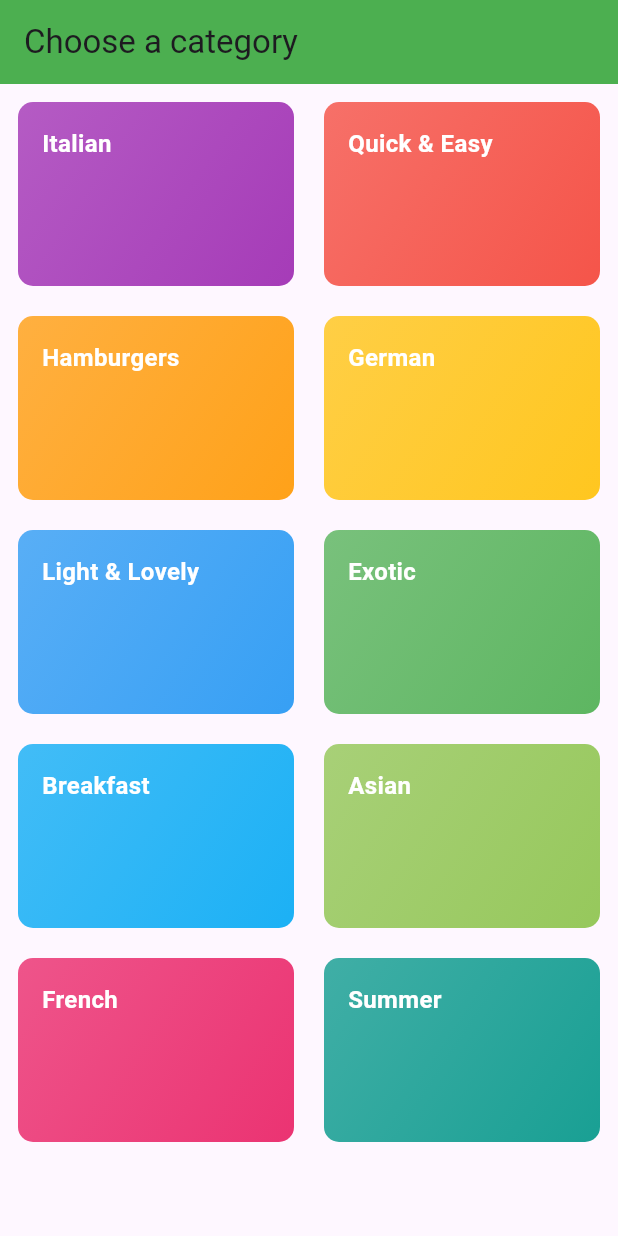
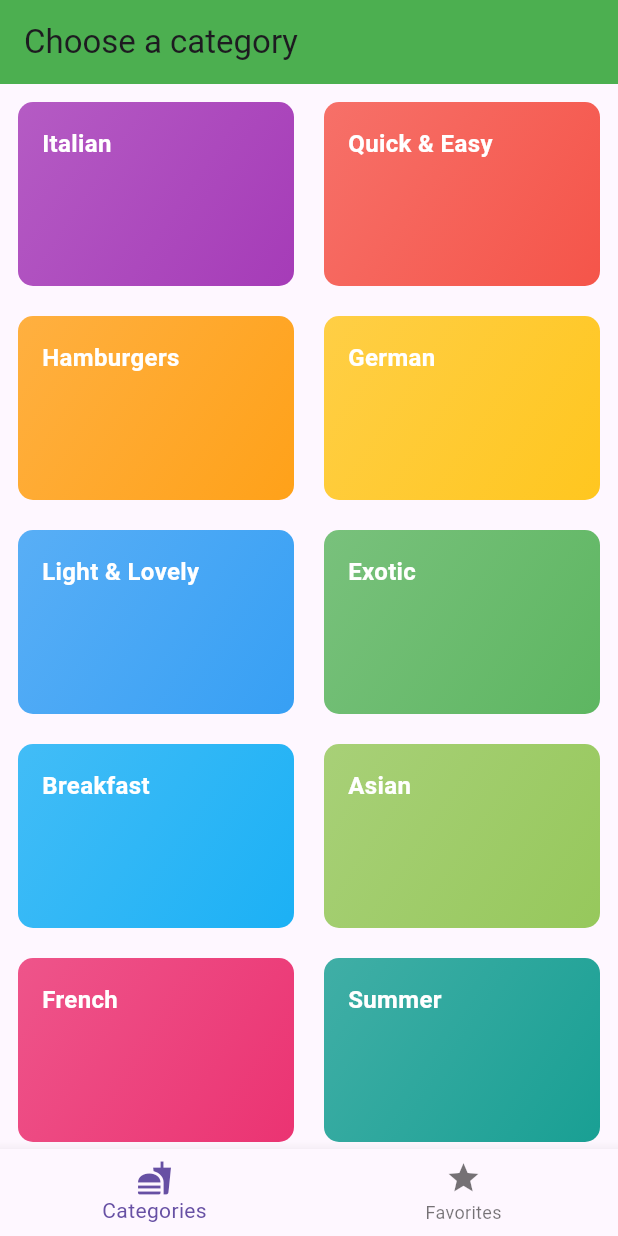
Before and after one commit to suhejbmorina99/flutter_mini_projects, a Flutter app: the screen it shows after launch, on a phone screen of 412 x 824 dp. Run offline on Flutter 3.47's test engine with Material 3 defaults, Android fonts, the phone set to English and light mode, and no system bars; our stand-ins replace google_fonts, transparent_image.

Commit message:
added the bootom navagation bar

```diff
--- a/meals_app/lib/main.dart
+++ b/meals_app/lib/main.dart
@@ -2,7 +2,7 @@ import 'package:flutter/material.dart';
 
 import 'package:google_fonts/google_fonts.dart';
 
-import 'package:meals_app/screens/categories.dart';
+import 'package:meals_app/screens/tabs.dart';
 
 final theme = ThemeData(
   colorScheme: ColorScheme.fromSeed(
@@ -23,7 +23,7 @@ class App extends StatelessWidget {
   Widget build(BuildContext context) {
     return const MaterialApp(
       // theme: theme,
-      home: Categories(),
+      home: TabScreen(),
     );
   }
 }
--- a/meals_app/lib/screens/categories.dart
+++ b/meals_app/lib/screens/categories.dart
@@ -29,12 +29,7 @@ class Categories extends StatelessWidget {
 
   @override
   Widget build(BuildContext context) {
-    return Scaffold(
-      appBar: AppBar(
-        title: const Text('Choose a category'),
-        backgroundColor: Colors.green,
-      ),
-      body: GridView(
+    return GridView(
       padding: const EdgeInsets.all(12),
       gridDelegate: const SliverGridDelegateWithFixedCrossAxisCount(
         crossAxisCount: 2,
@@ -53,7 +48,6 @@ class Categories extends StatelessWidget {
                 _selectedCategory(context, specificCategory),
           ),
       ],
-      ),
     );
   }
 }
--- a/meals_app/lib/screens/meals.dart
+++ b/meals_app/lib/screens/meals.dart
@@ -6,11 +6,11 @@ import 'package:meals_app/widgets/meal_item.dart';
 class MealsScreen extends StatelessWidget {
   const MealsScreen({
     super.key,
-    required this.categoryName,
+    this.categoryName,
     required this.meals,
   });
 
-  final String categoryName;
+  final String? categoryName;
   final List<Meal> meals;
 
   void selectMeal(BuildContext context, Meal meal) {
@@ -46,9 +46,13 @@ class MealsScreen extends StatelessWidget {
       );
     }
 
+    if (categoryName == null) {
+      return content;
+    }
+
     return Scaffold(
       appBar: AppBar(
-        title: Text(categoryName),
+        title: Text(categoryName!),
       ),
       body: content,
     );
--- /dev/null
+++ b/meals_app/lib/screens/tabs.dart
@@ -0,0 +1,56 @@
+import 'package:flutter/material.dart';
+import 'package:meals_app/screens/categories.dart';
+import 'package:meals_app/screens/meals.dart';
+
+class TabScreen extends StatefulWidget {
+  const TabScreen({super.key});
+
+  @override
+  State<TabScreen> createState() {
+    return _TabScreenState();
+  }
+}
+
+class _TabScreenState extends State<TabScreen> {
+  int _selectedPageIndex = 0;
+
+  void _selectPage(int index) {
+    //Index vjen prej BottomNavigationBar dinamikisht
+    setState(() {
+      _selectedPageIndex = index;
+    });
+  }
+
+  @override
+  Widget build(BuildContext context) {
+    Widget activeScreen = const Categories();
+    var title = 'Choose a category';
+
+    if (_selectedPageIndex == 1) {
+      activeScreen = const MealsScreen(meals: []);
+      title = 'Your Favorites';
+    }
+
+    return Scaffold(
+      appBar: AppBar(
+        title: Text(title),
+        backgroundColor: Colors.green,
+      ),
+      body: activeScreen,
+      bottomNavigationBar: BottomNavigationBar(
+        onTap: _selectPage,
+        currentIndex: _selectedPageIndex,
+        items: const [
+          BottomNavigationBarItem(
+            icon: Icon(Icons.fastfood),
+            label: 'Categories',
+          ),
+          BottomNavigationBarItem(
+            icon: Icon(Icons.star),
+            label: 'Favorites',
+          ),
+        ],
+      ),
+    );
+  }
+}
```
Lines whose indentation alone changed are shown as unchanged.
